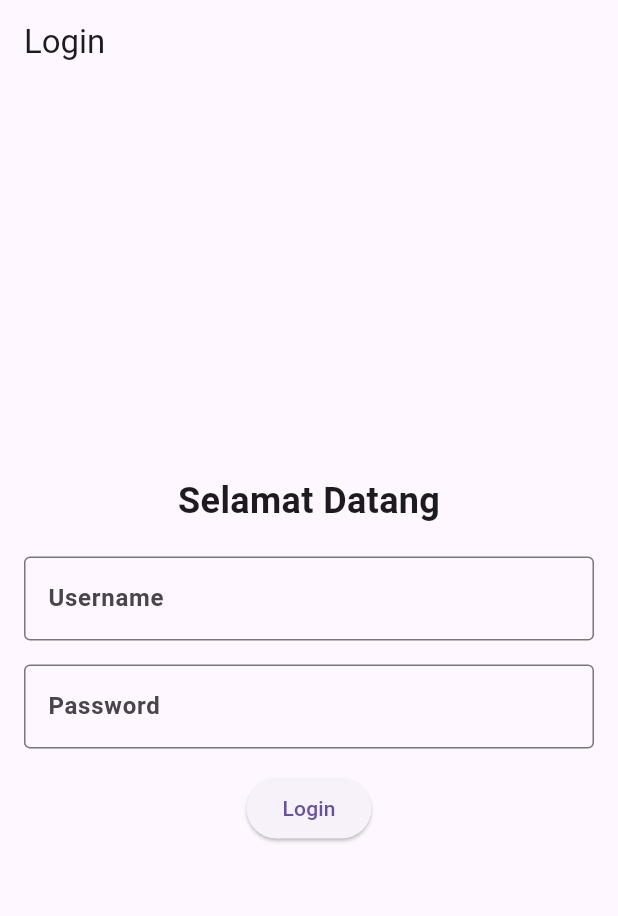
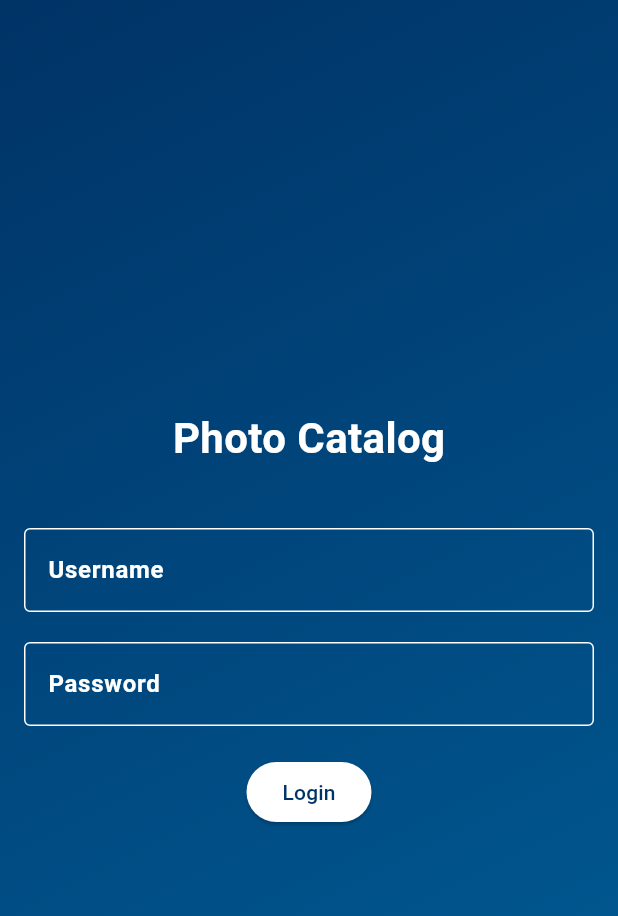
Before and after one commit to dsppr/katalog, a Flutter app: the screen it shows after launch, on a phone screen of 412 x 824 dp. Shown: the top 916 px of the screen. Run offline on Flutter 3.47's test engine with Material 3 defaults, Android fonts, the phone set to English and light mode, and no system bars; our stand-ins replace file_picker.

Commit message:
Version 02

```diff
--- a/lib/main.dart
+++ b/lib/main.dart
@@ -16,14 +16,14 @@ class MyApp extends StatelessWidget {
       theme: ThemeData(
         primarySwatch: Colors.blue,
         textTheme: const TextTheme(
-        bodyLarge: TextStyle(fontSize: 16, fontWeight: FontWeight.bold),
-        bodyMedium: TextStyle(fontSize: 14),
-      ),
+          bodyLarge: TextStyle(fontSize: 16, fontWeight: FontWeight.bold),
+          bodyMedium: TextStyle(fontSize: 14),
+        ),
       ),
       initialRoute: '/',
       routes: {
         '/': (context) => LoginPage(),
-        '/catalog': (context) => CatalogPage(),
+        '/catalog': (context) => const CatalogPage(),
       },
     );
   }
--- a/lib/views/login.dart
+++ b/lib/views/login.dart
@@ -4,49 +4,86 @@ class LoginPage extends StatelessWidget {
   final TextEditingController _usernameController = TextEditingController();
   final TextEditingController _passwordController = TextEditingController();
 
+  LoginPage({super.key});
+
   @override
   Widget build(BuildContext context) {
     return Scaffold(
-      appBar: AppBar(title: const Text('Login')),
-      body: Padding(
+      body: Container(
+        decoration: const BoxDecoration(
+          gradient: LinearGradient(
+            begin: Alignment.topLeft,
+            end: Alignment.bottomRight,
+            colors: [
+              Color(0xFF003366),
+              Color(0xFF005F99)
+            ], // Gradient lebih gelap
+          ),
+        ),
+        child: Center(
+          child: Padding(
             padding: const EdgeInsets.all(16.0),
             child: Column(
               mainAxisAlignment: MainAxisAlignment.center,
               children: [
-            Text(
-              'Selamat Datang',
-              style: TextStyle(fontSize: 24, fontWeight: FontWeight.bold),
+                const Text(
+                  'Photo Catalog',
+                  style: TextStyle(
+                    color: Colors.white,
+                    fontSize: 28,
+                    fontWeight: FontWeight.bold,
                   ),
-            SizedBox(height: 20),
+                ),
+                const SizedBox(height: 40),
                 TextField(
                   controller: _usernameController,
-              decoration: InputDecoration(
+                  style: const TextStyle(color: Colors.white),
+                  decoration: const InputDecoration(
                     labelText: 'Username',
-                border: OutlineInputBorder(),
+                    labelStyle: TextStyle(color: Colors.white),
+                    enabledBorder: OutlineInputBorder(
+                      borderSide: BorderSide(color: Colors.white),
                     ),
-              textInputAction: TextInputAction.next, // Moves focus to the next field
+                    focusedBorder: OutlineInputBorder(
+                      borderSide: BorderSide(color: Colors.white),
                     ),
-            const SizedBox(height: 16),
+                  ),
+                  textInputAction: TextInputAction.next,
+                ),
+                const SizedBox(height: 20),
                 TextField(
                   controller: _passwordController,
-              decoration: InputDecoration(
+                  obscureText: true,
+                  style: const TextStyle(color: Colors.white),
+                  decoration: const InputDecoration(
                     labelText: 'Password',
-                border: OutlineInputBorder(),
+                    labelStyle: TextStyle(color: Colors.white),
+                    enabledBorder: OutlineInputBorder(
+                      borderSide: BorderSide(color: Colors.white),
                     ),
-              obscureText: true, // Hides the text for passwords
-              textInputAction: TextInputAction.done, // Indicates the "Enter" button action
+                    focusedBorder: OutlineInputBorder(
+                      borderSide: BorderSide(color: Colors.white),
+                    ),
+                  ),
+                  textInputAction: TextInputAction.done,
                   onSubmitted: (_) {
-                _handleLogin(context); // Called when "Enter" is pressed
+                    _handleLogin(context); // Handle "Enter" event
                   },
                 ),
-            const SizedBox(height: 16),
+                const SizedBox(height: 20),
                 ElevatedButton(
                   onPressed: () {
-                _handleLogin(context); // Handle login when button is clicked
+                    _handleLogin(context);
                   },
+                  style: ElevatedButton.styleFrom(
+                    backgroundColor: Colors.white,
+                    foregroundColor: const Color(0xFF003366),
+                  ),
                   child: const Text('Login'),
                 ),
               ],
+            ),
+          ),
         ),
       ),
     );
@@ -56,13 +93,11 @@ class LoginPage extends StatelessWidget {
     final username = _usernameController.text.trim();
     final password = _passwordController.text.trim();
 
-    if (username.isNotEmpty && password.isNotEmpty) {
-      // Navigate to the next page
+    if (username == 'pengguna' && password == 'masuk') {
       Navigator.pushNamed(context, '/catalog');
     } else {
-      // Show an error if fields are empty
       ScaffoldMessenger.of(context).showSnackBar(
-        const SnackBar(content: Text('Please enter both username and password')),
+        const SnackBar(content: Text('Username atau Password salah')),
       );
     }
   }
--- a/pubspec.yaml
+++ b/pubspec.yaml
@@ -11,6 +11,7 @@ dependencies:
   flutter:
     sdk: flutter
   cupertino_icons: ^1.0.8
+  file_picker: ^6.1.1
 
 dev_dependencies:
   flutter_test:
@@ -24,3 +25,5 @@ flutter:
     - assets/images/image1.png
     - assets/images/image2.png
     - assets/images/image3.png
+    - assets/images/image4.png
+    - assets/images/image5.png
```
Also changed, not shown: lib/views/catalog.dart (+63 -22 lines), assets/images/image4.png (added), assets/images/image5.png (added), pubspec.lock. Lines whose indentation alone changed are shown as unchanged.
